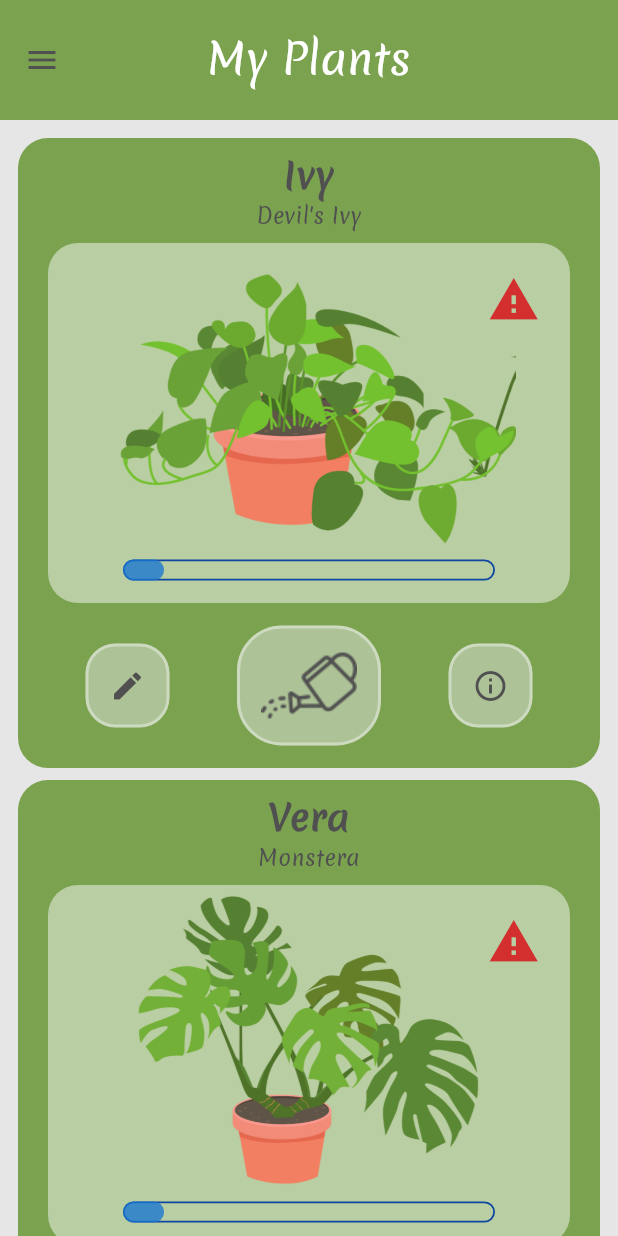
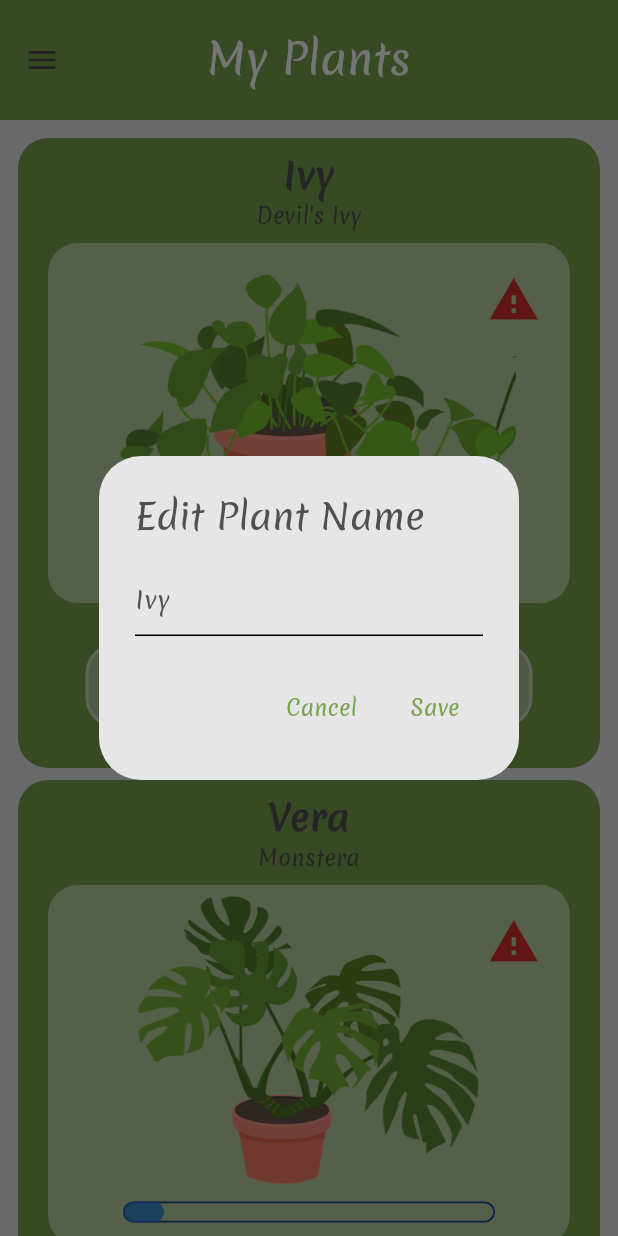
Before and after one commit to my-happy-plants-project-2/My-Happy-Plants-Frontend, a Flutter app: the HomePage screen opened by its route, after a tap on the "edit" icon, on a phone screen of 412 x 824 dp. Run offline on Flutter 3.47's test engine with Material 3 defaults, Android fonts, the phone set to English and light mode, and no system bars; missing offline and left inert: webview_windows.

Commit message:
Created two providers. Both semi-unfinished. Can add plants to userlib, can change name of owned plants.

```diff
--- a/lib/components/my_plants_card.dart
+++ b/lib/components/my_plants_card.dart
@@ -4,15 +4,19 @@ import 'package:flutter/material.dart';
 import 'package:my_happy_plants_flutter/components/custom_icon_button.dart';
 import 'package:my_happy_plants_flutter/components/water_bar.dart';
 import 'package:my_happy_plants_flutter/model/plant.dart';
+import 'package:my_happy_plants_flutter/providers/plant_provider.dart';
+import 'package:provider/provider.dart';
 
 // @Author Filip Claesson, Pehr Nortén
 class MyPlantsCard extends StatelessWidget {
   final Plant plant;
 
-  const MyPlantsCard({
+  MyPlantsCard({
     super.key,
     required this.plant,
   });
+
+  final _controller = TextEditingController();
 
   @override
   Widget build(BuildContext context) {
@@ -106,9 +110,7 @@ class MyPlantsCard extends StatelessWidget {
           children: [
             CustomIconButton(
               icon: Icons.edit,
-              onPressed: () {
-                // Todo: Add edit functionality here
-              },
+              onPressed: () => _editPlantName(context),
             ),
             _buildCustomImageButton(
               context,
@@ -129,6 +131,41 @@ class MyPlantsCard extends StatelessWidget {
           ],
         ),
       ),
+    );
+  }
+
+  void _editPlantName(BuildContext context) {
+    _controller.text = plant.nickname;
+
+    showDialog(
+        context: context,
+        builder: (context) {
+          return AlertDialog(
+            title:const Text("Edit Plant Name"),
+            content: TextField(
+              controller: _controller,
+              decoration: const InputDecoration(hintText: "Enter new name"),
+            ),
+            actions: [
+              TextButton(
+                  onPressed: () {
+                    _controller.clear();
+                    Navigator.pop(context);
+                  },
+                  child: const Text("Cancel"),
+              ),
+              TextButton(onPressed: () {
+                final plantProvider = context.read<PlantProvider>();
+
+                plantProvider.changeNickName(plant.plantId, _controller.text);
+
+                Navigator.pop(context);
+              },
+                  child: const Text("Save")
+              ),
+            ],
+          );
+      },
     );
   }
 
--- a/lib/model/plant.dart
+++ b/lib/model/plant.dart
@@ -1,12 +1,12 @@
 //@author Filip Claesson, Pehr Norten
 class Plant {
-  final String plantId;
+  String plantId;
   final String commonName;
   final String scientificName;
   final String familyName;
   final String imagePath;
-  final String nickname;
-  final DateTime lastWatered;
+  String nickname;
+  DateTime lastWatered;
   final int waterFrequency;
   final int light;
 
@@ -21,4 +21,6 @@ class Plant {
     required this.waterFrequency,
     required this.light,
   });
+
+  //TODO: Add a getter for updated waterlevels on login.
 }
--- a/lib/pages/my_plants_page.dart
+++ b/lib/pages/my_plants_page.dart
@@ -1,12 +1,15 @@
 import 'package:flutter/material.dart';
 import 'package:my_happy_plants_flutter/components/my_plants_card.dart';
 import 'package:my_happy_plants_flutter/model/plant.dart';
+import 'package:provider/provider.dart';
+
+import '../providers/plant_provider.dart';
 
 //@author Filip Claesson, Pehr Norten
 class MyPlantsPage extends StatefulWidget {
   MyPlantsPage({super.key});
 
-  final List<Plant> plants = [
+  List<Plant> plants = [
     Plant(
       plantId: '1',
       commonName: 'Devil\'s Ivy',
@@ -141,25 +144,39 @@ class MyPlantsPage extends StatefulWidget {
     ),
   ];
 
+void remakeplantlist(List<Plant> newPlants) {
+  plants = newPlants;
+}
   @override
   State<MyPlantsPage> createState() => _MyPlantsPageState();
 }
 
 class _MyPlantsPageState extends State<MyPlantsPage> {
   @override
+  void initState() {
+    super.initState();
+    final plantProvider = Provider.of<PlantProvider>(context, listen: false);
+    plantProvider.fillUserList(widget.plants);
+  }
+
   Widget build(BuildContext context) {
     return SingleChildScrollView(
       child: Padding(
         padding: const EdgeInsets.all(12),
-        child: Center(
-          child: Wrap(
-            spacing: 8.0, // Horizontal spacing between items
-            runSpacing: 8.0, // Vertical spacing between items
-            alignment: WrapAlignment.start, // Center the items
-            children: List.generate(widget.plants.length, (index) {
-              return MyPlantsCard(plant: widget.plants[index]);
-            }),
-          ),
+        child: Consumer<PlantProvider>(
+          builder: (context, plantProvider, child) {
+            return Wrap(
+              spacing: 8.0,
+              runSpacing: 8.0,
+              alignment: WrapAlignment.start,
+              children: List.generate(
+                plantProvider.userPlants.length,
+                    (index) {
+                  return MyPlantsCard(plant: plantProvider.userPlants[index]);
+                },
+              ),
+            );
+          },
         ),
       ),
     );
--- a/lib/pages/plant_library_page.dart
+++ b/lib/pages/plant_library_page.dart
@@ -1,6 +1,9 @@
 import 'package:flutter/material.dart';
 import 'package:my_happy_plants_flutter/components/plant_library_card.dart';
 import 'package:my_happy_plants_flutter/model/plant.dart';
+import 'package:provider/provider.dart';
+
+import '../providers/plant_provider.dart';
 
 //@author Filip Claesson, Pehr Norten
 //Main page for the plantlibrary
@@ -149,6 +152,11 @@ class PlantLibraryPage extends StatefulWidget {
 
 class _PlantLibraryPageState extends State<PlantLibraryPage> {
   @override
+  void initState() {
+    super.initState();
+    final plantProvider = Provider.of<PlantProvider>(context, listen: false);
+    plantProvider.fillLibraryList(widget.plants);
+  }
   Widget build(BuildContext context) {
     return Scaffold(
       backgroundColor: Theme.of(context).colorScheme.surface.withAlpha(200),
--- /dev/null
+++ b/lib/providers/library_provider.dart
@@ -0,0 +1,11 @@
+import 'package:flutter/material.dart';
+import '../model/plant.dart';
+
+class LibraryProvider extends ChangeNotifier {
+    List<Plant> _allPlants = [];
+
+    void fillLibraryList(List<Plant> plants) {
+      _allPlants = plants;
+      notifyListeners();
+    }
+}
--- /dev/null
+++ b/lib/providers/plant_provider.dart
@@ -0,0 +1,67 @@
+//Class for handling plant related logic and list of plant owned by user.
+import 'package:flutter/material.dart';
+import 'package:provider/provider.dart';
+
+import '../model/plant.dart';
+
+class PlantProvider extends ChangeNotifier{
+    List<Plant> _allPlants = [];
+    List<Plant> _userPlants = [];
+
+
+  void addPlants(Plant plant, String newName) {
+
+    Plant newPlant = Plant(
+      plantId: DateTime.now().millisecondsSinceEpoch.toString(),
+      commonName: plant.commonName,
+      scientificName: plant.scientificName,
+      familyName: plant.familyName,
+      imagePath: plant.imagePath,
+      nickname: newName,
+      lastWatered: DateTime.now(),
+      waterFrequency: plant.waterFrequency,
+      light: plant.light,
+    );
+
+      _userPlants.add(newPlant);
+      //TODO: Update the plantlist in the database.
+      notifyListeners();
+    }
+
+    void removePlant(String plantId) {
+      _userPlants.removeWhere((p) => p.plantId == plantId);
+      //TODO: Update the plantlist in the database.
+      notifyListeners();
+    }
+
+    void waterPlant(String plantId) {
+      _userPlants.firstWhere((p) => p.plantId == plantId).lastWatered = DateTime.now();
+      //TODO: Update the plantlist in the database.
+      notifyListeners();
+    }
+
+    //TODO:Save a plant name that user put in
+    void saveNewPlantName(String plantId, String newName) {
+      Plant plant = _allPlants.firstWhere((p) => p.plantId == plantId);
+
+      plant.nickname = newName;
+    //TODO: Update the plantlist in the database.
+      notifyListeners();
+    }
+
+    void changeNickName(String plantId, String newName) {
+      _userPlants.firstWhere((p) => p.plantId == plantId).nickname = newName;
+      notifyListeners();
+    }
+
+    void fillLibraryList(List<Plant> plants) {
+      _allPlants = plants;
+    }
+
+    void fillUserList(List<Plant> plants) {
+      _userPlants = plants;
+    }
+
+    List<Plant> get userPlants => _userPlants;
+    List<Plant> get allPlants => _allPlants;
+}
```
Also changed, not shown: lib/components/plant_library_card.dart (+12 -8 lines), lib/main.dart (+12 -1 lines).
